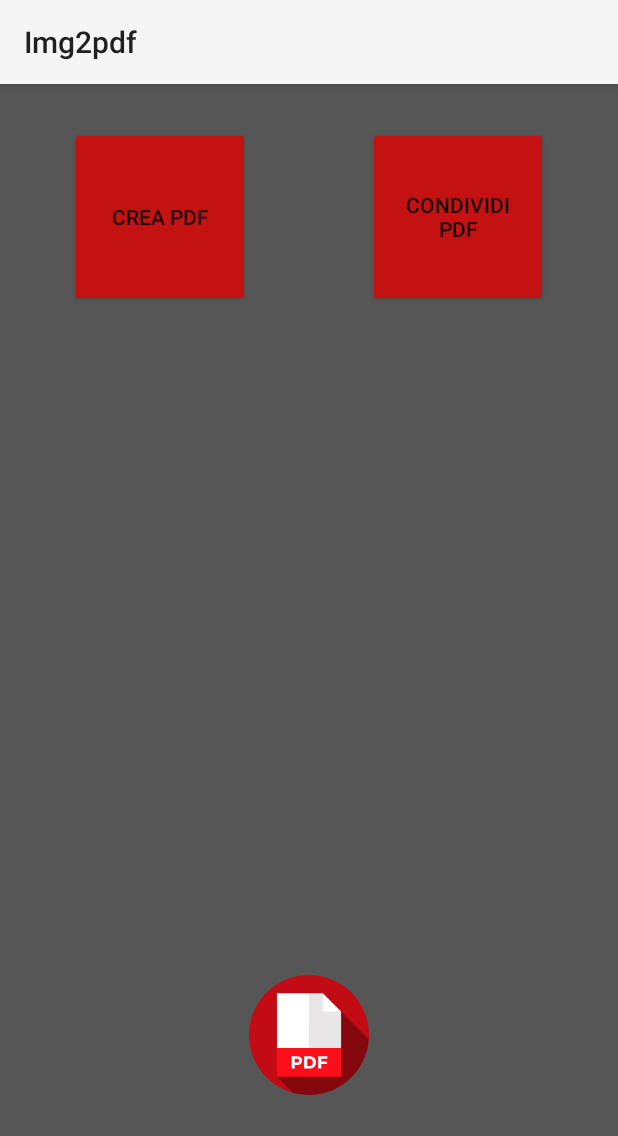
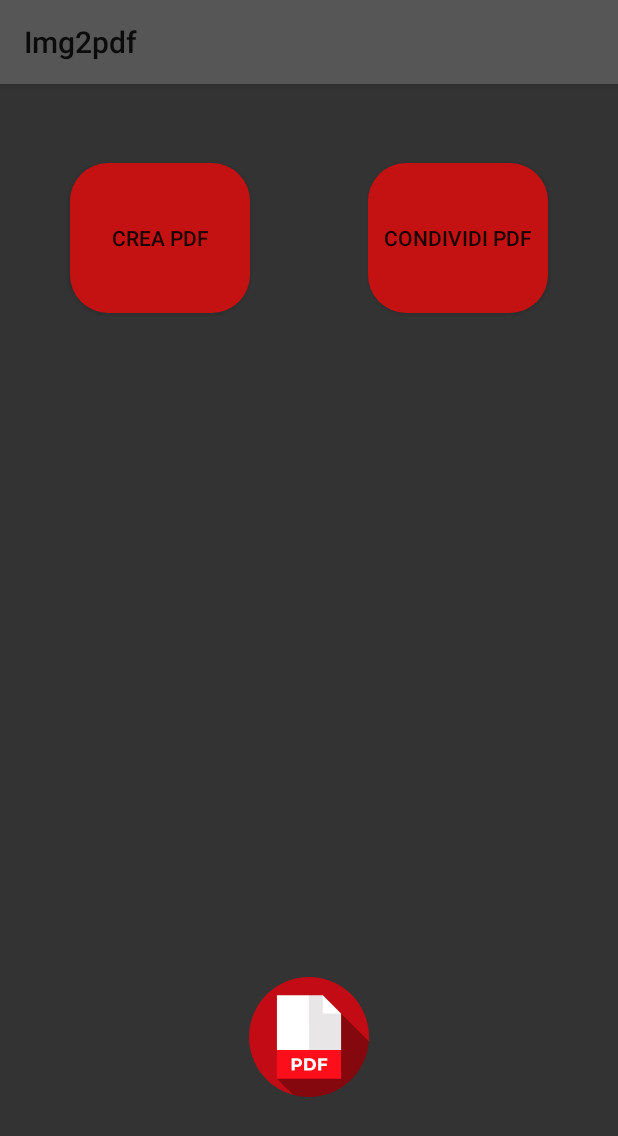
Before and after one commit to Kiriaevi/image2pdf, an Android app built with Jetpack Compose: the screen it shows after launch (MainActivity), on a phone screen of 412 x 824 dp. Shown: the top 1136 px of the screen. Run offline under Robolectric (Android 15) with nearby library versions, the phone set to English and light mode, and no system bars.

Commit message:
-Miglioramento dell'interfaccia grafica

```diff
--- a/app/src/main/java/com/example/image2pdf/MainActivity.kt
+++ b/app/src/main/java/com/example/image2pdf/MainActivity.kt
@@ -4,6 +4,8 @@ import android.Manifest
 import android.app.Activity
 import android.content.Intent
 import android.content.pm.PackageManager
+import android.graphics.Color
+import android.graphics.drawable.ColorDrawable
 import android.os.Build
 import android.os.Bundle
 import android.util.Log
@@ -37,6 +39,8 @@ class MainActivity : AppCompatActivity() {
         super.onCreate(savedInstanceState)
         enableEdgeToEdge()
         setContentView(R.layout.activity_main)
+        window.statusBarColor = ContextCompat.getColor(this, R.color.grey)
+        supportActionBar?.setBackgroundDrawable(ColorDrawable(Color.parseColor("#575656")))
          if (allPermissionsGranted()) {
             attendiEvento()
         } else {
--- /dev/null
+++ b/app/src/main/res/drawable/circle_button.xml
@@ -0,0 +1,5 @@
+<?xml version="1.0" encoding="utf-8"?>
+<shape xmlns:android="http://schemas.android.com/apk/res/android">
+    <solid android:color="@color/red" />
+    <corners android:radius="25dp" />
+</shape>
--- a/app/src/main/res/layout/activity_main.xml
+++ b/app/src/main/res/layout/activity_main.xml
@@ -12,7 +12,8 @@
     <Button
         android:id="@+id/bottone1"
         android:layout_width="120dp"
-        android:layout_height="120dp"
+        android:layout_height="100dp"
+        android:background="@drawable/circle_button"
         android:backgroundTint="@color/red"
         android:text="Condividi PDF"
         app:layout_constraintBottom_toBottomOf="parent"
@@ -20,13 +21,13 @@
         app:layout_constraintHorizontal_bias="0.84"
         app:layout_constraintStart_toStartOf="parent"
         app:layout_constraintTop_toTopOf="parent"
-        app:layout_constraintVertical_bias="0.12"
-        />
+        app:layout_constraintVertical_bias="0.15" />
 
     <Button
         android:id="@+id/bottone2"
         android:layout_width="120dp"
-        android:layout_height="120dp"
+        android:layout_height="100dp"
+        android:background="@drawable/circle_button"
         android:backgroundTint="@color/red"
         android:text="Crea PDF"
         app:layout_constraintBottom_toBottomOf="parent"
@@ -34,7 +35,7 @@
         app:layout_constraintHorizontal_bias="0.16"
         app:layout_constraintStart_toStartOf="parent"
         app:layout_constraintTop_toTopOf="parent"
-        app:layout_constraintVertical_bias="0.12" />
+        app:layout_constraintVertical_bias="0.15" />
 
     <ImageView
         android:id="@+id/imageView"
@@ -42,10 +43,10 @@
         android:layout_height="wrap_content"
         app:layout_constraintBottom_toBottomOf="parent"
         app:layout_constraintEnd_toEndOf="parent"
-        app:layout_constraintHorizontal_bias="0.501"
+        app:layout_constraintHorizontal_bias="0.5"
         app:layout_constraintStart_toStartOf="parent"
         app:layout_constraintTop_toTopOf="parent"
-        app:layout_constraintVertical_bias="0.874"
+        app:layout_constraintVertical_bias="0.875"
         app:srcCompat="@drawable/pdf_svgrepo_com"
         tools:ignore="MissingConstraints" />
 
--- a/app/src/main/res/layout/activity_nuovopdf.xml
+++ b/app/src/main/res/layout/activity_nuovopdf.xml
@@ -13,6 +13,7 @@
         android:layout_height="wrap_content"
         android:text="Fotocamera"
         android:backgroundTint="@color/red"
+        android:textColor="@color/black"
         app:layout_constraintBottom_toBottomOf="parent"
         app:layout_constraintEnd_toEndOf="parent"
         app:layout_constraintHorizontal_bias="0.25"
@@ -25,6 +26,7 @@
         android:layout_width="wrap_content"
         android:layout_height="wrap_content"
         android:text="Da file"
+        android:textColor="@color/black"
         android:backgroundTint="@color/red"
         app:layout_constraintBottom_toBottomOf="parent"
         app:layout_constraintEnd_toEndOf="parent"
@@ -39,10 +41,10 @@
         android:layout_height="wrap_content"
         app:layout_constraintBottom_toBottomOf="parent"
         app:layout_constraintEnd_toEndOf="parent"
-        app:layout_constraintHorizontal_bias="0.534"
+        app:layout_constraintHorizontal_bias="0.5"
         app:layout_constraintStart_toStartOf="parent"
         app:layout_constraintTop_toTopOf="parent"
-        app:layout_constraintVertical_bias="0.878"
+        app:layout_constraintVertical_bias="0.875"
         app:srcCompat="@drawable/pdf_svgrepo_com" />
 
     <androidx.constraintlayout.widget.ConstraintLayout xmlns:android="http://schemas.android.com/apk/res/android"
--- a/app/src/main/res/values/colors.xml
+++ b/app/src/main/res/values/colors.xml
@@ -2,6 +2,7 @@
 <resources>
     <color name="white">#FFFFFF</color>
     <color name="black">#FF000000</color>
-    <color name="grey">#575656</color>
+    <color name="grey">#333333</color>
+    <color name="lightGrey">#575656</color>
     <color name="red">#C41212</color>
 </resources>
--- a/app/src/main/res/values/themes.xml
+++ b/app/src/main/res/values/themes.xml
@@ -2,6 +2,7 @@
     <!-- Base application theme. -->
     <style name="Base.Theme.Image2pdf" parent="Theme.Material3.DayNight.NoActionBar">
             <item name="android:background">@color/grey</item>
+            <item name="android:backgroundTint">@color/grey</item>
             <item name="android:text">@color/white</item>
             <item name="buttonStyle">@style/MyButtonStyle</item>
     </style>
```
Also changed, not shown: app/src/main/res/layout/activity_scelta_nome.xml (+15 -0 lines).
